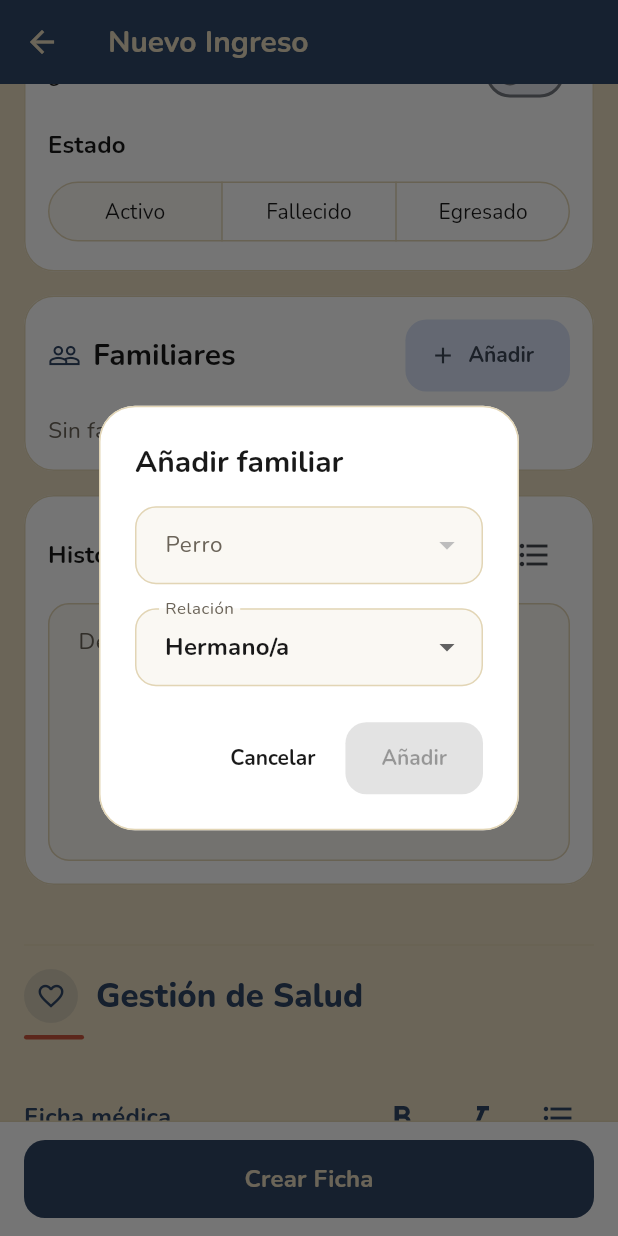
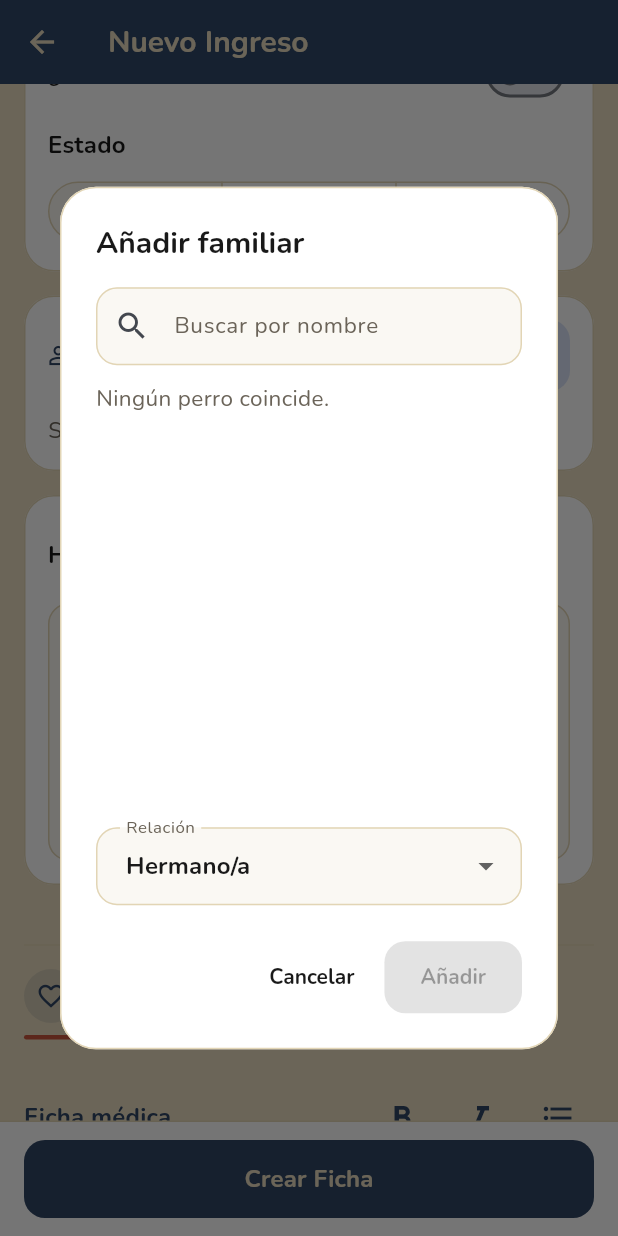
Before and after one commit to Sabri0126/fichas_refugio, a Flutter app: the FormularioPerro screen opened directly, scrolled down 576 dp, after a tap on "Añadir", on a phone screen of 412 x 824 dp. Run offline on Flutter 3.47's test engine with Material 3 defaults, Android fonts, the phone set to English and light mode, and no system bars; our stand-ins replace cloud_firestore, firebase_auth, firebase_core, firebase_messaging, firebase_storage, fl_chart and 12 more; accounts and stored records are empty; generated files the repository leaves out were written again; network calls fail.

Commit message:
Mejora calendario y gestión de fichas
Extiende la lista del calendario hasta la fecha más antigua registrada y evita marcar con punto verde las dosis de tratamientos de por vida. Al eliminar un perro, limpia sus vínculos familiares, fotos y notificaciones. Añade búsqueda visual de perros al selector de familiares.

```diff
--- a/lib/views/ficha_detalle_perro.dart
+++ b/lib/views/ficha_detalle_perro.dart
@@ -1753,7 +1753,7 @@ class _FichaDetallePerroState extends State<FichaDetallePerro> {
         if (perro.parientes.isNotEmpty) ...[
           const SizedBox(height: 12),
           _tarjetaSeccion(
-            titulo: 'Familiares en el refugio',
+            titulo: 'Familiares/Parientes',
             icono: Icons.people_outline,
             children: [
               Wrap(
--- a/lib/views/formulario_perro.dart
+++ b/lib/views/formulario_perro.dart
@@ -636,89 +636,27 @@ class _FormularioPerroState extends State<FormularioPerro> {
   }
 
   Future<void> _mostrarDialogoAgregarFamiliar() async {
-    String? seleccionadoId;
-    String? seleccionadoNombre;
-    String seleccionadaRelacion = 'Hermano/a';
-    const relaciones = ['Hermano/a', 'Padre', 'Madre', 'Hijo/a'];
-
     final listaPerros = await _perroController.obtenerListaPerros();
-    final opciones = listaPerros
-        .where((p) => p.id != widget.idDocumento)
-        .map(
-          (p) => {'id': p.id, 'nombre': p.nombre.isNotEmpty ? p.nombre : p.id},
-        )
-        .toList();
-
+    final opciones = [
+      for (final perro in listaPerros)
+        if (perro.id != widget.idDocumento) perro,
+    ];
     if (!mounted) return;
 
-    await showDialog<void>(
+    final elegido = await showDialog<_FamiliarElegido>(
       context: context,
-      builder: (ctx) => StatefulBuilder(
-        builder: (ctx, setDialogState) => AlertDialog(
-          title: const Text('Añadir familiar'),
-          content: Column(
-            mainAxisSize: MainAxisSize.min,
-            children: [
-              DropdownButtonFormField<String>(
-                decoration: const InputDecoration(
-                  labelText: 'Perro',
-                ),
-                initialValue: seleccionadoId,
-                items: opciones
-                    .map(
-                      (o) => DropdownMenuItem(
-                        value: o['id'],
-                        child: Text(o['nombre']!),
-                      ),
-                    )
-                    .toList(),
-                onChanged: (val) => setDialogState(() {
-                  seleccionadoId = val;
-                  seleccionadoNombre = opciones.firstWhere(
-                    (o) => o['id'] == val,
-                  )['nombre'];
-                }),
-              ),
-              const SizedBox(height: 16),
-              DropdownButtonFormField<String>(
-                decoration: const InputDecoration(
-                  labelText: 'Relación',
-                ),
-                initialValue: seleccionadaRelacion,
-                items: relaciones
-                    .map((r) => DropdownMenuItem(value: r, child: Text(r)))
-                    .toList(),
-                onChanged: (val) =>
-                    setDialogState(() => seleccionadaRelacion = val!),
-              ),
-            ],
-          ),
-          actions: [
-            TextButton(
-              onPressed: () => Navigator.pop(ctx),
-              child: const Text('Cancelar'),
-            ),
-            FilledButton(
-              onPressed: seleccionadoId == null
-                  ? null
-                  : () {
-                      setState(() {
-                        _parientes.add({
-                          'id': seleccionadoId,
-                          'id_documento': seleccionadoId,
-                          'nombre': seleccionadoNombre,
-                          'relacion': seleccionadaRelacion,
-                        });
-                        _hayCambios = true;
-                      });
-                      Navigator.pop(ctx);
-                    },
-              child: const Text('Añadir'),
-            ),
-          ],
-        ),
-      ),
-    );
+      builder: (context) => _DialogoAgregarFamiliar(perros: opciones),
+    );
+    if (elegido == null || !mounted) return;
+    setState(() {
+      _parientes.add({
+        'id': elegido.id,
+        'id_documento': elegido.id,
+        'nombre': elegido.nombre,
+        'relacion': elegido.relacion,
+      });
+      _hayCambios = true;
+    });
   }
 
   Widget _tarjetaFormulario({
@@ -2545,3 +2483,203 @@ class SelectorEstadoPerro extends StatelessWidget {
     );
   }
 }
+
+class _FamiliarElegido {
+  final String id;
+  final String nombre;
+  final String relacion;
+
+  const _FamiliarElegido({
+    required this.id,
+    required this.nombre,
+    required this.relacion,
+  });
+}
+
+class _DialogoAgregarFamiliar extends StatefulWidget {
+  final List<PerroModel> perros;
+
+  const _DialogoAgregarFamiliar({required this.perros});
+
+  @override
+  State<_DialogoAgregarFamiliar> createState() => _DialogoAgregarFamiliarState();
+}
+
+class _DialogoAgregarFamiliarState extends State<_DialogoAgregarFamiliar> {
+  final TextEditingController _busqueda = TextEditingController();
+  String? _idElegido;
+  String _relacion = 'Hermano/a';
+  static const _relaciones = ['Hermano/a', 'Padre', 'Madre', 'Hijo/a'];
+
+  @override
+  void initState() {
+    super.initState();
+    _busqueda.addListener(() {
+      if (mounted) setState(() {});
+    });
+  }
+
+  @override
+  void dispose() {
+    _busqueda.dispose();
+    super.dispose();
+  }
+
+  @override
+  Widget build(BuildContext context) {
+    final consulta = _busqueda.text.trim().toLowerCase();
+    final visibles = [
+      for (final perro in widget.perros)
+        if (consulta.isEmpty || perro.nombre.toLowerCase().contains(consulta)) perro,
+    ]..sort((a, b) => a.nombre.toLowerCase().compareTo(b.nombre.toLowerCase()));
+    final repetidos = _nombresRepetidos(widget.perros);
+    final alto = (MediaQuery.sizeOf(context).height * 0.5).clamp(240.0, 420.0);
+
+    return AlertDialog(
+      title: const Text('Añadir familiar'),
+      content: SizedBox(
+        width: 420,
+        height: alto,
+        child: Column(
+          children: [
+            TextField(
+              controller: _busqueda,
+              scrollPadding: EdgeInsets.zero,
+              textCapitalization: TextCapitalization.words,
+              decoration: const InputDecoration(
+                labelText: 'Buscar por nombre',
+                prefixIcon: Icon(Icons.search),
+              ),
+            ),
+            const SizedBox(height: 12),
+            Expanded(
+              child: visibles.isEmpty
+                  ? Align(
+                      alignment: Alignment.topLeft,
+                      child: Text(
+                        'Ningún perro coincide.',
+                        style: Theme.of(context).textTheme.bodyMedium?.copyWith(
+                          color: context.paleta.textoSuave,
+                        ),
+                      ),
+                    )
+                  : ListView.separated(
+                      itemCount: visibles.length,
+                      separatorBuilder: (_, _) => const SizedBox(height: 4),
+                      itemBuilder: (context, indice) {
+                        final perro = visibles[indice];
+                        final seleccionado = perro.id == _idElegido;
+                        final sinFoto = perro.fotoPerfil == null || perro.fotoPerfil!.isEmpty;
+                        final mostrarIngreso = sinFoto &&
+                            repetidos.contains(perro.nombre.trim().toLowerCase());
+                        final nombre = perro.nombre.trim().isEmpty ? 'Sin nombre' : perro.nombre;
+                        return Material(
+                          color: seleccionado
+                              ? context.paleta.lienzo.withValues(alpha: 0.08)
+                              : context.paleta.superficie,
+                          shape: RoundedRectangleBorder(
+                            borderRadius: BorderRadius.circular(12),
+                            side: BorderSide(
+                              color: seleccionado ? context.paleta.lienzo : context.paleta.borde,
+                            ),
+                          ),
+                          clipBehavior: Clip.antiAlias,
+                          child: ListTile(
+                            leading: _MiniaturaPerro(url: perro.fotoPerfil),
+                            title: Text(nombre),
+                            subtitle: mostrarIngreso ? Text(_textoIngreso(perro.fechaIngreso)) : null,
+                            onTap: () => setState(() => _idElegido = perro.id),
+                          ),
+                        );
+                      },
+                    ),
+            ),
+            const SizedBox(height: 12),
+            DropdownButtonFormField<String>(
+              decoration: const InputDecoration(labelText: 'Relación'),
+              initialValue: _relacion,
+              items: [
+                for (final relacion in _relaciones)
+                  DropdownMenuItem(value: relacion, child: Text(relacion)),
+              ],
+              onChanged: (valor) {
+                if (valor == null) return;
+                setState(() => _relacion = valor);
+              },
+            ),
+          ],
+        ),
+      ),
+      actions: [
+        TextButton(
+          onPressed: () => Navigator.pop(context),
+          child: const Text('Cancelar'),
+        ),
+        FilledButton(
+          onPressed: _idElegido == null
+              ? null
+              : () {
+                  PerroModel? perro;
+                  for (final item in widget.perros) {
+                    if (item.id == _idElegido) perro = item;
+                  }
+                  if (perro == null) return;
+                  final nombre = perro.nombre.trim().isEmpty ? perro.id : perro.nombre;
+                  Navigator.pop(
+                    context,
+                    _FamiliarElegido(id: perro.id, nombre: nombre, relacion: _relacion),
+                  );
+                },
+          child: const Text('Añadir'),
+        ),
+      ],
+    );
+  }
+}
+
+Set<String> _nombresRepetidos(List<PerroModel> perros) {
+  final vistos = <String>{};
+  final repetidos = <String>{};
+  for (final perro in perros) {
+    final nombre = perro.nombre.trim().toLowerCase();
+    if (nombre.isEmpty) continue;
+    if (!vistos.add(nombre)) repetidos.add(nombre);
+  }
+  return repetidos;
+}
+
+String _textoIngreso(DateTime? fecha) {
+  if (fecha == null) return 'Sin fecha de ingreso';
+  final dia = fecha.day.toString().padLeft(2, '0');
+  final mes = fecha.month.toString().padLeft(2, '0');
+  return 'Ingreso $dia/$mes/${fecha.year}';
+}
+
+class _MiniaturaPerro extends StatelessWidget {
+  final String? url;
+
+  const _MiniaturaPerro({required this.url});
+
+  @override
+  Widget build(BuildContext context) {
+    if (url == null || url!.isEmpty) return _vacio();
+    return ClipOval(
+      child: Image.network(
+        url!,
+        width: 40,
+        height: 40,
+        fit: BoxFit.cover,
+        errorBuilder: (_, _, _) => _vacio(),
+      ),
+    );
+  }
+
+  Widget _vacio() {
+    return Container(
+      width: 40,
+      height: 40,
+      decoration: const BoxDecoration(color: AppColors.navy, shape: BoxShape.circle),
+      child: Icon(Icons.pets, size: 22, color: Colors.white.withValues(alpha: 0.4)),
+    );
+  }
+}
--- a/lib/views/pantalla_calendario_general.dart
+++ b/lib/views/pantalla_calendario_general.dart
@@ -314,9 +314,11 @@ class _PantallaCalendarioGeneralState extends State<PantallaCalendarioGeneral> {
   };
 
   Widget _panelLista(List<PerroModel> perros, String? filtro) {
+    final antigua = CalendarioGeneralController.fechaMasAntigua(perros, idPerro: filtro);
+    final desde = antigua != null && antigua.isBefore(_primerDia) ? antigua : _primerDia;
     final todas = CalendarioGeneralController.construirLista(
       perros,
-      desde: _primerDia,
+      desde: desde,
       hasta: _ultimoDia,
       idPerro: filtro,
     );
```
Also changed, not shown: lib/controllers/calendario_general_controller.dart (+40 -2 lines), lib/controllers/perro_controller.dart (+99 -6 lines), 1 other file.
